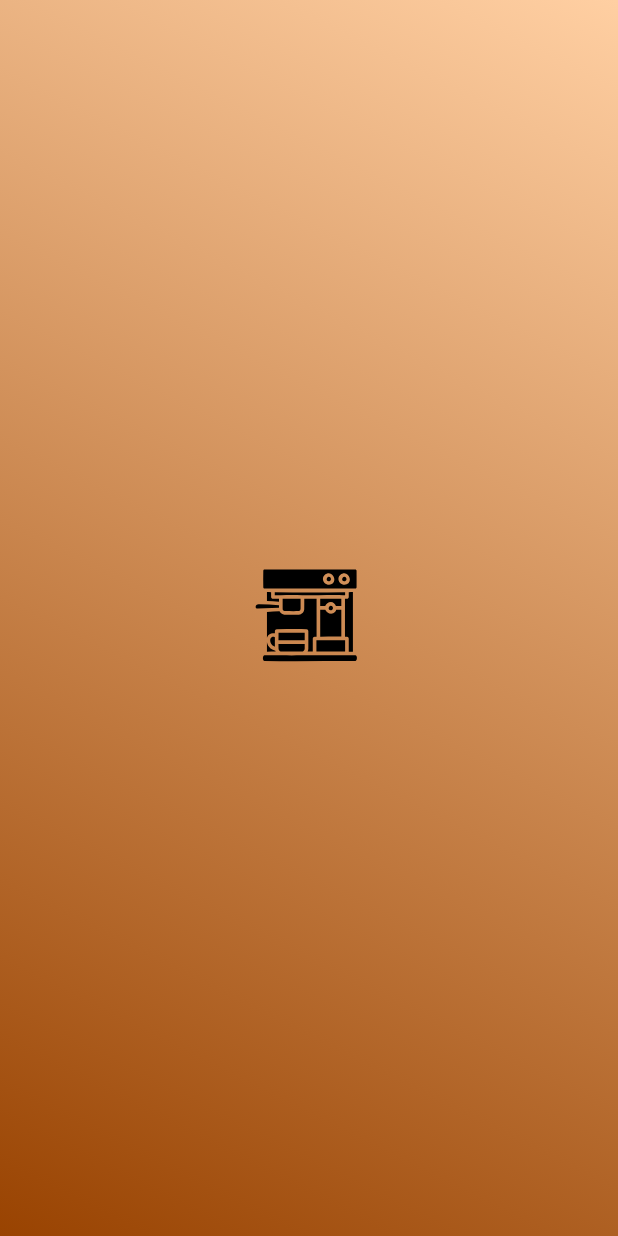
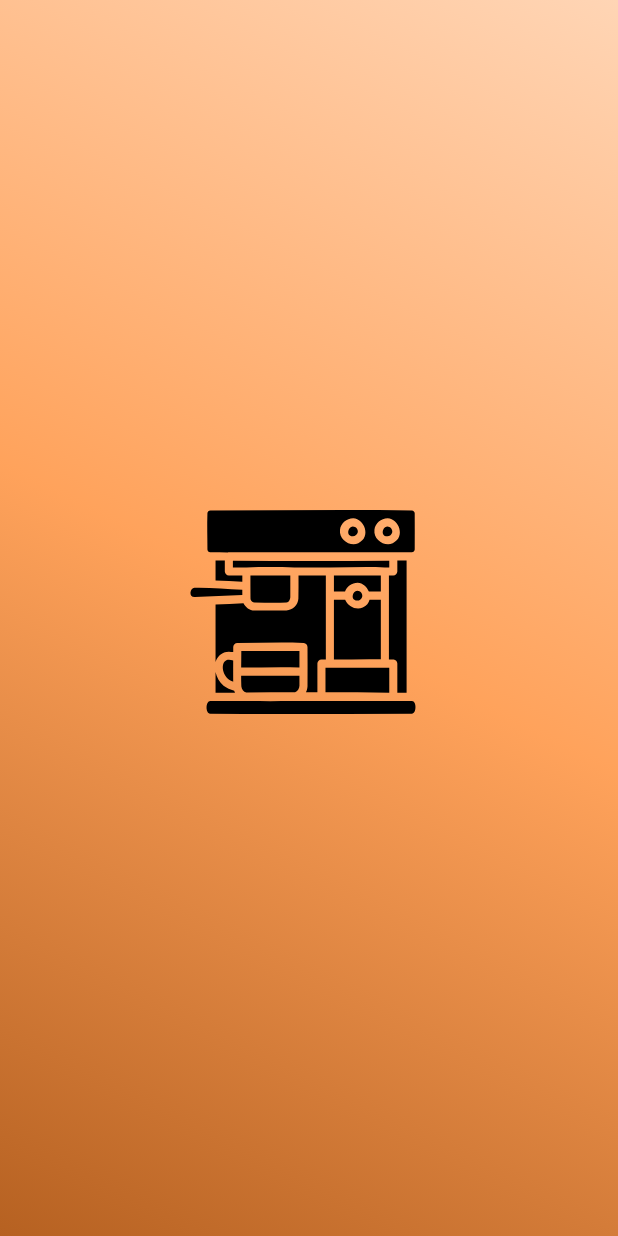
Before and after one commit to GermanAliaga/HomeCoffe, a Flutter app: the Splashscreen screen opened directly, on a phone screen of 412 x 824 dp. Run offline on Flutter 3.47's test engine with Material 3 defaults, Android fonts, the phone set to English and light mode, and no system bars; our stand-ins replace flutter_svg.

Commit message:
arreglo color splash screen

```diff
--- a/lib/pages/splashscreen.dart
+++ b/lib/pages/splashscreen.dart
@@ -37,8 +37,9 @@ class _SplashScreenState extends State<Splashscreen> {
       width: double.infinity,
       decoration: const BoxDecoration(
           gradient: LinearGradient(colors: [
-        Color.fromARGB(248, 255, 206, 160),
-        Color.fromARGB(255, 153, 67, 1),
+        Color.fromARGB(248, 255, 212, 179),
+        Color.fromARGB(248, 255, 160, 87),
+        Color.fromARGB(255, 182, 97, 33),
       ], begin: Alignment.topRight, end: Alignment.bottomLeft)),
       child: Column(
         mainAxisAlignment: MainAxisAlignment.center,
@@ -46,7 +47,7 @@ class _SplashScreenState extends State<Splashscreen> {
           SvgPicture.asset(
             coffeeMachine,
             semanticsLabel: 'Logo',
-            width: 90,
+            width: 200,
           )
         ],
       ),
```
